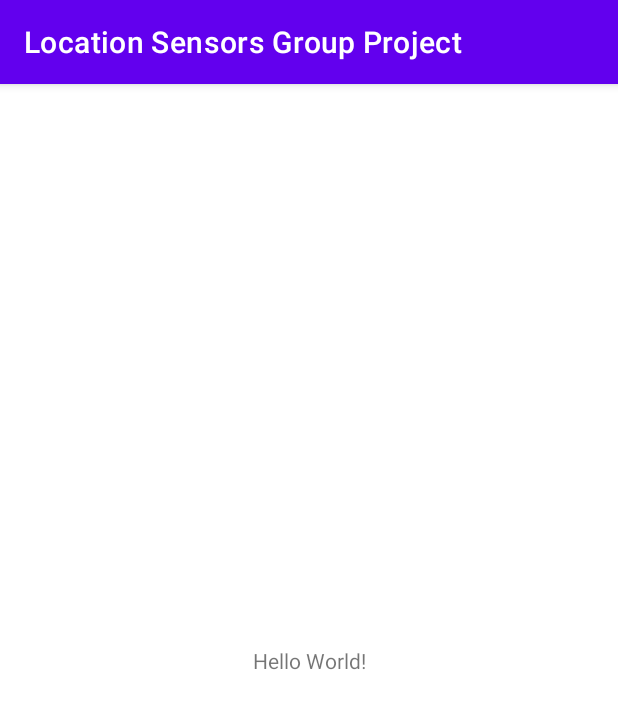
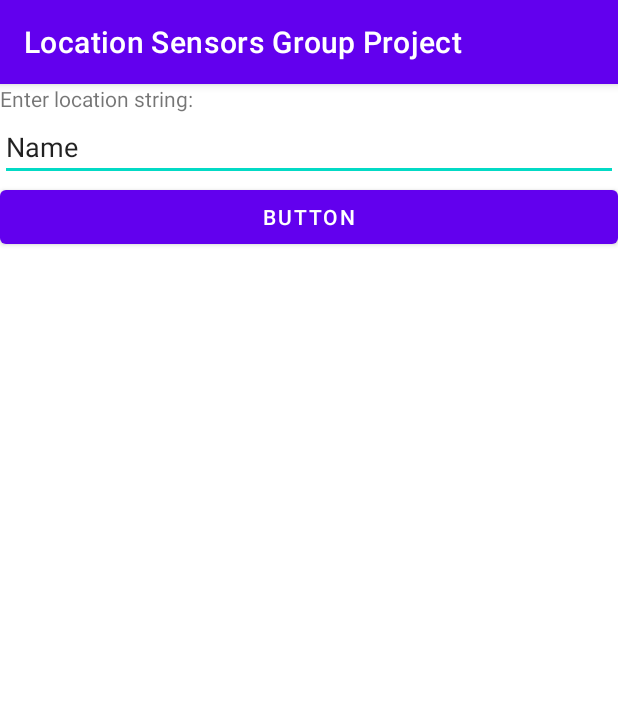
Before and after one commit to nylahtay/CIS240-LocationSensors, an Android app: the screen it shows after launch (MainActivity), on a phone screen of 412 x 824 dp. Shown: the top 709 px of the screen. Run offline under Robolectric (Android 15) with nearby library versions, the light colour scheme and no system bars.

Commit message:
Completed coordinates from address string

```diff
--- a/app/src/main/AndroidManifest.xml
+++ b/app/src/main/AndroidManifest.xml
@@ -17,5 +17,8 @@
             </intent-filter>
         </activity>
     </application>
+    <uses-permission android:name="android.permission.ACCESS_COARSE_LOCATION" />
+    <uses-permission android:name="android.permission.ACCESS_FINE_LOCATION" />
+    <uses-permission android:name="android.permission.INTERNET"/>
 
 </manifest>
--- a/app/src/main/res/layout/activity_main.xml
+++ b/app/src/main/res/layout/activity_main.xml
@@ -6,13 +6,36 @@
     android:layout_height="match_parent"
     tools:context=".MainActivity">
 
-    <TextView
-        android:layout_width="wrap_content"
-        android:layout_height="wrap_content"
-        android:text="Hello World!"
-        app:layout_constraintBottom_toBottomOf="parent"
-        app:layout_constraintLeft_toLeftOf="parent"
-        app:layout_constraintRight_toRightOf="parent"
-        app:layout_constraintTop_toTopOf="parent" />
+    <LinearLayout
+        android:layout_width="match_parent"
+        android:layout_height="match_parent"
+        android:orientation="vertical">
 
+        <TextView
+            android:id="@+id/textView"
+            android:layout_width="match_parent"
+            android:layout_height="wrap_content"
+            android:text="Enter location string:" />
+
+        <EditText
+            android:id="@+id/locationRequested"
+            android:layout_width="match_parent"
+            android:layout_height="wrap_content"
+            android:ems="10"
+            android:inputType="textPersonName"
+            android:text="Name" />
+
+        <Button
+            android:id="@+id/button"
+            android:layout_width="match_parent"
+            android:layout_height="wrap_content"
+            android:onClick="submitForm"
+            android:text="Button" />
+
+        <TextView
+            android:id="@+id/results"
+            android:layout_width="match_parent"
+            android:layout_height="wrap_content" />
+
+    </LinearLayout>
 </androidx.constraintlayout.widget.ConstraintLayout>
```
Also changed, not shown: app/src/main/java/com/example/locationsensorsgroupproject/MainActivity.java (+34 -1 lines).
